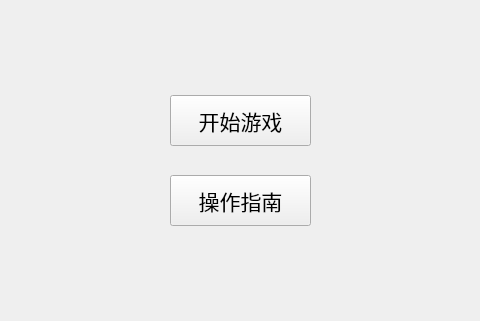
Old version of the form mainsence1.ui in the repository Kylix10/c-; both pictures show x 230 to 710 and y 185 to 506 of the 900 by 506 pixel window.
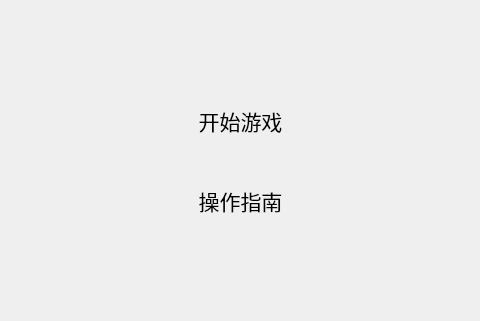
New version of the form. Icons and pictures are not drawn.

Commit message: mainsence1添加音乐和退出按钮

The edit to the form file:
```diff
--- a/mainsence1.ui
+++ b/mainsence1.ui
@@ -31,6 +31,9 @@
       <pointsize>16</pointsize>
      </font>
     </property>
+    <property name="styleSheet">
+     <string notr="true">border:50</string>
+    </property>
     <property name="text">
      <string>开始游戏</string>
     </property>
@@ -61,6 +64,9 @@
       <pointsize>16</pointsize>
      </font>
     </property>
+    <property name="styleSheet">
+     <string notr="true">border:50</string>
+    </property>
     <property name="text">
      <string>操作指南</string>
     </property>
```
Left out of the diff: 34 changed lines with no effect on the pictures. The commit also changes 6 other files.
